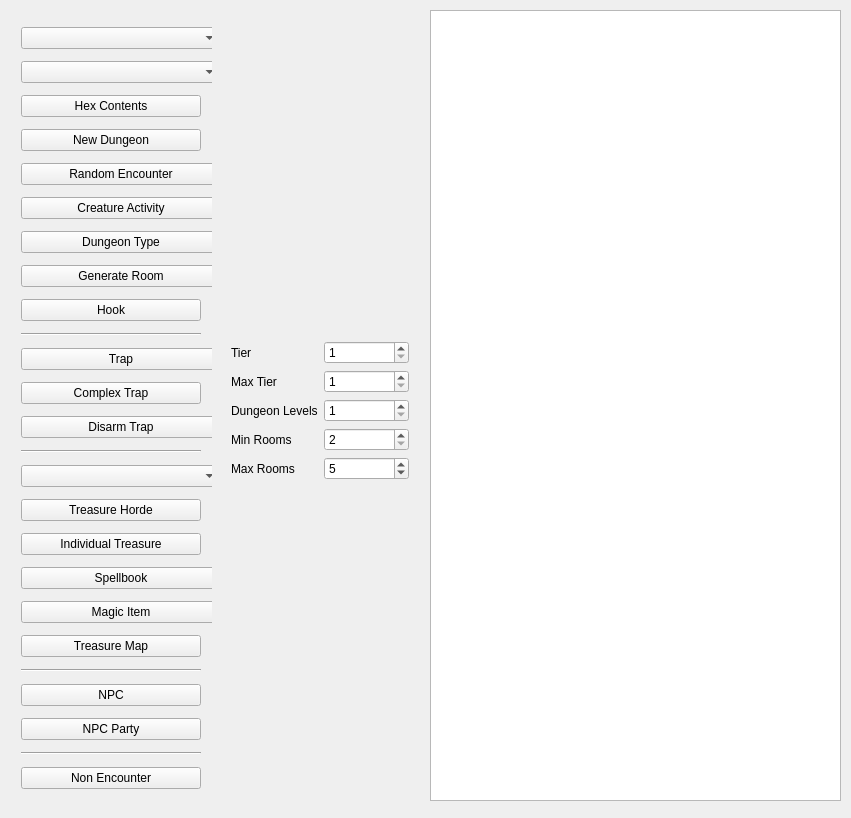
Above: mainwindow.ui from erickveil/UndermountainRooms before the change. Below: the same form after it.
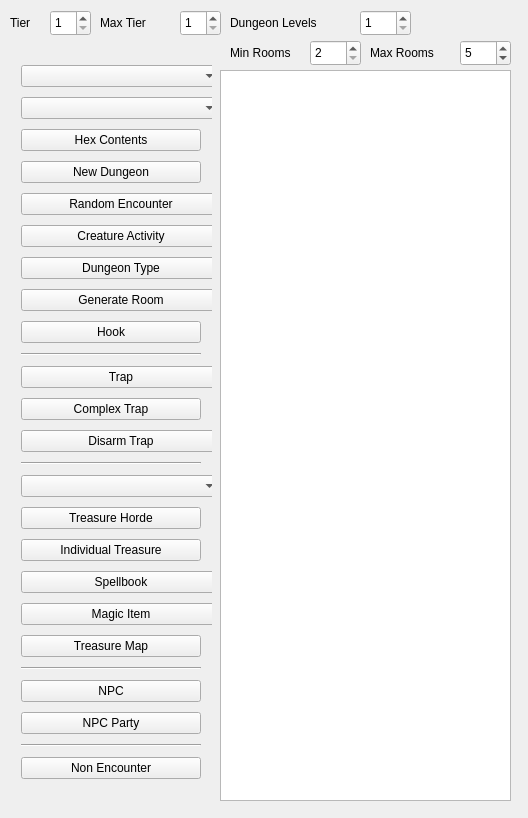
That is the form after the change.

Commit message: Adjusted UI layout

The edit to the form file:
```diff
--- a/mainwindow.ui
+++ b/mainwindow.ui
@@ -6,7 +6,7 @@
    <rect>
     <x>0</x>
     <y>0</y>
-    <width>851</width>
+    <width>528</width>
     <height>818</height>
    </rect>
   </property>
@@ -17,10 +17,10 @@
    <widget class="QPlainTextEdit" name="resultArea">
     <property name="geometry">
      <rect>
-      <x>430</x>
-      <y>10</y>
-      <width>411</width>
-      <height>791</height>
+      <x>220</x>
+      <y>70</y>
+      <width>291</width>
+      <height>731</height>
      </rect>
     </property>
    </widget>
@@ -28,9 +28,9 @@
     <property name="geometry">
      <rect>
       <x>10</x>
-      <y>10</y>
+      <y>50</y>
       <width>202</width>
-      <height>801</height>
+      <height>761</height>
      </rect>
     </property>
     <layout class="QVBoxLayout" name="verticalLayout_2">
@@ -283,27 +283,28 @@
      </item>
     </layout>
    </widget>
-   <widget class="QWidget" name="verticalLayoutWidget">
-    <property name="geometry">
-     <rect>
-      <x>220</x>
-      <y>10</y>
-      <width>200</width>
-      <height>801</height>
-     </rect>
-    </property>
-    <layout class="QVBoxLayout" name="verticalLayout">
-     <item>
-      <layout class="QGridLayout" name="gridLayout">
-       <item row="0" column="0">
         <widget class="QLabel" name="label">
+    <property name="geometry">
+     <rect>
+      <x>10</x>
+      <y>10</y>
+      <width>41</width>
+      <height>26</height>
+     </rect>
+    </property>
          <property name="text">
           <string>Tier</string>
          </property>
         </widget>
-       </item>
-       <item row="0" column="1">
         <widget class="QSpinBox" name="tierSelect">
+    <property name="geometry">
+     <rect>
+      <x>50</x>
+      <y>10</y>
+      <width>41</width>
+      <height>26</height>
+     </rect>
+    </property>
          <property name="minimum">
           <number>1</number>
          </property>
@@ -311,9 +312,57 @@
           <number>4</number>
          </property>
         </widget>
-       </item>
-       <item row="2" column="1">
+   <widget class="QLabel" name="label_4">
+    <property name="geometry">
+     <rect>
+      <x>100</x>
+      <y>10</y>
+      <width>71</width>
+      <height>26</height>
+     </rect>
+    </property>
+    <property name="text">
+     <string>Max Tier</string>
+    </property>
+   </widget>
+   <widget class="QSpinBox" name="sbMaxTier">
+    <property name="geometry">
+     <rect>
+      <x>180</x>
+      <y>10</y>
+      <width>41</width>
+      <height>26</height>
+     </rect>
+    </property>
+    <property name="minimum">
+     <number>1</number>
+    </property>
+    <property name="maximum">
+     <number>4</number>
+    </property>
+   </widget>
+   <widget class="QLabel" name="label_2">
+    <property name="geometry">
+     <rect>
+      <x>230</x>
+      <y>10</y>
+      <width>121</width>
+      <height>26</height>
+     </rect>
+    </property>
+    <property name="text">
+     <string>Dungeon Levels</string>
+    </property>
+   </widget>
         <widget class="QSpinBox" name="sbDungeonLevels">
+    <property name="geometry">
+     <rect>
+      <x>360</x>
+      <y>10</y>
+      <width>51</width>
+      <height>26</height>
+     </rect>
+    </property>
          <property name="minimum">
           <number>1</number>
          </property>
@@ -321,16 +370,57 @@
           <number>10</number>
          </property>
         </widget>
-       </item>
-       <item row="3" column="0">
         <widget class="QLabel" name="tb">
+    <property name="geometry">
+     <rect>
+      <x>230</x>
+      <y>40</y>
+      <width>91</width>
+      <height>26</height>
+     </rect>
+    </property>
          <property name="text">
           <string>Min Rooms</string>
          </property>
         </widget>
-       </item>
-       <item row="4" column="1">
+   <widget class="QSpinBox" name="sbLevelSize">
+    <property name="geometry">
+     <rect>
+      <x>310</x>
+      <y>40</y>
+      <width>51</width>
+      <height>26</height>
+     </rect>
+    </property>
+    <property name="minimum">
+     <number>2</number>
+    </property>
+    <property name="maximum">
+     <number>50</number>
+    </property>
+   </widget>
+   <widget class="QLabel" name="label_3">
+    <property name="geometry">
+     <rect>
+      <x>370</x>
+      <y>40</y>
+      <width>91</width>
+      <height>26</height>
+     </rect>
+    </property>
+    <property name="text">
+     <string>Max Rooms</string>
+    </property>
+   </widget>
         <widget class="QSpinBox" name="sbMaxRooms">
+    <property name="geometry">
+     <rect>
+      <x>460</x>
+      <y>40</y>
+      <width>51</width>
+      <height>26</height>
+     </rect>
+    </property>
          <property name="minimum">
           <number>2</number>
          </property>
@@ -340,52 +430,6 @@
          <property name="value">
           <number>5</number>
          </property>
-        </widget>
-       </item>
-       <item row="4" column="0">
-        <widget class="QLabel" name="label_3">
-         <property name="text">
-          <string>Max Rooms</string>
-         </property>
-        </widget>
-       </item>
-       <item row="3" column="1">
-        <widget class="QSpinBox" name="sbLevelSize">
-         <property name="minimum">
-          <number>2</number>
-         </property>
-         <property name="maximum">
-          <number>50</number>
-         </property>
-        </widget>
-       </item>
-       <item row="2" column="0">
-        <widget class="QLabel" name="label_2">
-         <property name="text">
-          <string>Dungeon Levels</string>
-         </property>
-        </widget>
-       </item>
-       <item row="1" column="0">
-        <widget class="QLabel" name="label_4">
-         <property name="text">
-          <string>Max Tier</string>
-         </property>
-        </widget>
-       </item>
-       <item row="1" column="1">
-        <widget class="QSpinBox" name="sbMaxTier">
-         <property name="minimum">
-          <number>1</number>
-         </property>
-         <property name="maximum">
-          <number>4</number>
-         </property>
-        </widget>
-       </item>
-      </layout>
-     </item>
-    </layout>
    </widget>
   </widget>
  </widget>
```
Lines whose indentation alone changed are shown as unchanged.
